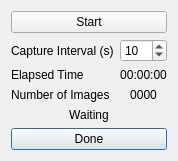
Old version of the form gui/dialogStressTest.ui in the repository Spinarakk/defectmonitor.
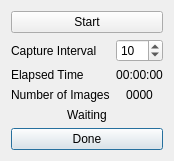
New version of the form.

Commit message: - Cleaned up more code - Added a Keep Raw Images checkbox to the preferences window which defines whether the raw capture images are to be kept or deleted after being fixed - Fixed issue in layer numbering type

```diff
--- a/gui/dialogStressTest.ui
+++ b/gui/dialogStressTest.ui
@@ -6,7 +6,7 @@
    <rect>
     <x>0</x>
     <y>0</y>
-    <width>167</width>
+    <width>156</width>
     <height>153</height>
    </rect>
   </property>
@@ -68,7 +68,7 @@
    <item row="1" column="0">
     <widget class="QLabel" name="labelInterval">
      <property name="text">
-      <string>Capture Interval (s)</string>
+      <string>Capture Interval</string>
      </property>
     </widget>
    </item>
```
Left out of the diff: 8 changed lines with no effect on the pictures. The commit also changes 21 other files.
